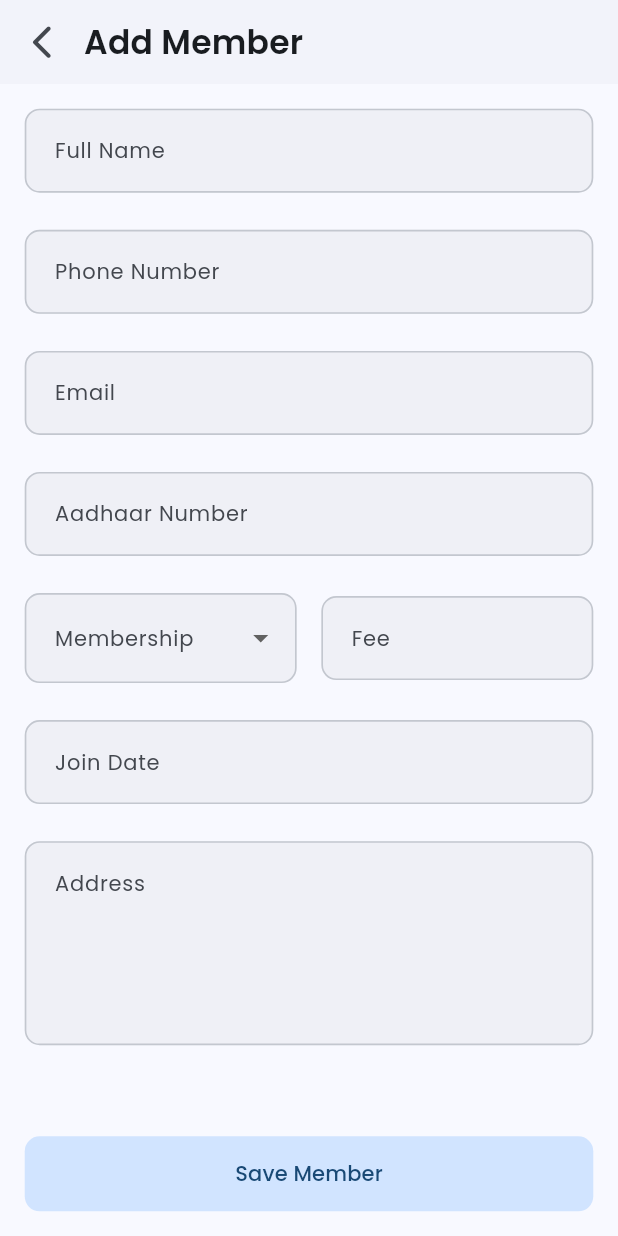
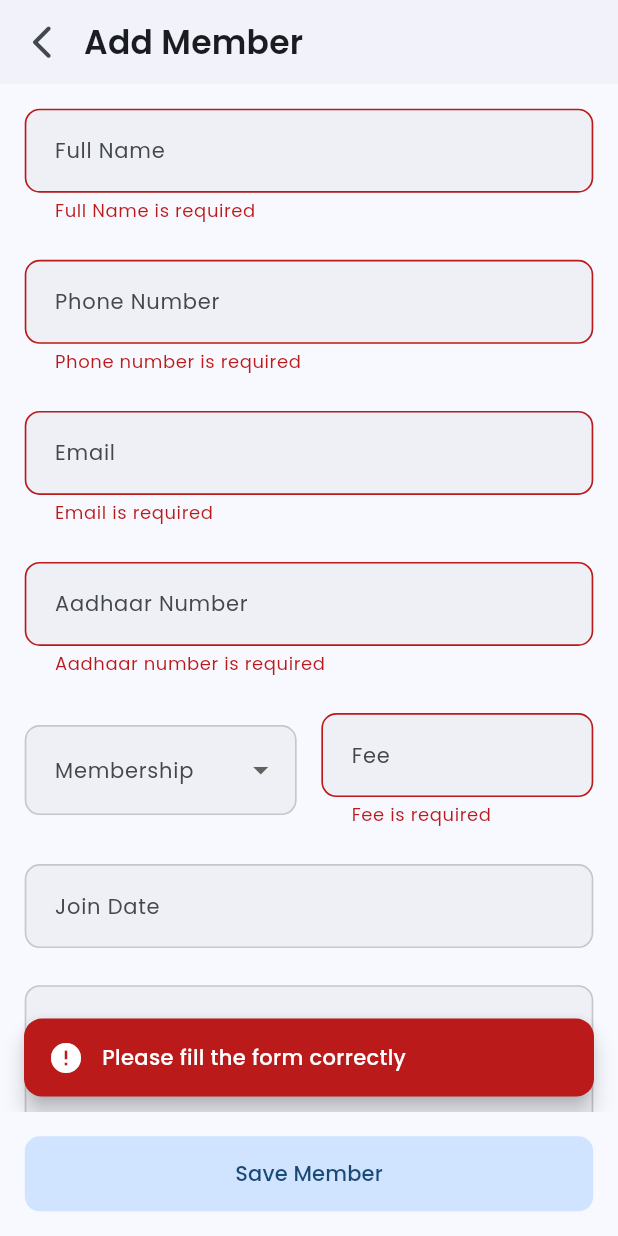
Before and after one commit to manojhp24/Friends-Fittness-Management-System, a Flutter app: the AddMemberScreen screen opened directly, after a tap on "Save Member", on a phone screen of 412 x 824 dp. Run offline on Flutter 3.47's test engine with Material 3 defaults, Android fonts, the phone set to English and light mode, and no system bars; our stand-ins replace cloud_firestore, connectivity_plus, equatable, firebase_auth, firebase_core, flutter_riverpod and 5 more; accounts and stored records are empty.

Commit message:
feat(members) adding members to the firestore done

```diff
--- a/lib/core/di/service_locator.dart
+++ b/lib/core/di/service_locator.dart
@@ -1,10 +1,12 @@
 import 'package:get_it/get_it.dart';
 import 'package:gym_management_system/core/di/auth_dependencies.dart';
+import 'package:gym_management_system/core/di/member_dependencies.dart';
 import 'package:gym_management_system/core/di/network_dependencies.dart';
 
 final sl = GetIt.instance;
 
 Future<void> initServiceLocator() async{
   registerAuthDependencies();
+  registerMemberDependencies();
   registerNetworkDependencies();
 }
--- /dev/null
+++ b/lib/core/validators/member_validators.dart
@@ -0,0 +1,49 @@
+class MemberValidators {
+  MemberValidators._();
+  static String? requiredField(String? value, {String fieldName = "Field"}) {
+    if (value == null || value.trim().isEmpty) {
+      return "$fieldName is required";
+    }
+    return null;
+  }
+
+  static String? phone(String? value) {
+    if (value == null || value.trim().isEmpty) {
+      return "Phone number is required";
+    }
+    if (!RegExp(r'^[6-9]\d{9}$').hasMatch(value)) {
+      return "Enter a valid phone number";
+    }
+    return null;
+  }
+
+  static String? email(String? value) {
+    if (value == null || value.trim().isEmpty) {
+      return "Email is required";
+    }
+    if (!RegExp(r'^[\w-\.]+@([\w-]+\.)+[\w]{2,4}$').hasMatch(value)) {
+      return "Enter a valid email address";
+    }
+    return null;
+  }
+
+  static String? aadhaar(String? value) {
+    if (value == null || value.trim().isEmpty) {
+      return "Aadhaar number is required";
+    }
+    if (!RegExp(r'^\d{12}$').hasMatch(value)) {
+      return "Enter a valid 12-digit Aadhaar number";
+    }
+    return null;
+  }
+
+  static String? fee(String? value) {
+    if (value == null || value.trim().isEmpty) {
+      return "Fee is required";
+    }
+    if (double.tryParse(value) == null) {
+      return "Fee must be a number";
+    }
+    return null;
+  }
+}
--- /dev/null
+++ b/lib/features/members/data/data_source/members_remote_data_source.dart
@@ -0,0 +1,3 @@
+abstract class MembersRemoteDataSource {
+  Future<String> addMember(Map<String, dynamic> data);
+}
--- /dev/null
+++ b/lib/features/members/data/models/member_model.dart
@@ -0,0 +1,59 @@
+import 'package:cloud_firestore/cloud_firestore.dart';
+import 'package:gym_management_system/features/members/domain/entities/member_entity.dart';
+
+class MemberModel extends MemberEntity {
+  const MemberModel({
+    required super.id,
+    required super.fullName,
+    required super.mobileNumber,
+    required super.aadhaarNumber,
+    required super.membership,
+    required super.fee,
+    required super.joinDate,
+    required super.address,
+  });
+
+  factory MemberModel.formFirestore(
+    DocumentSnapshot<Map<String, dynamic>> doc,
+  ) {
+    final data = doc.data() ?? {};
+    return MemberModel(
+      id: doc.id,
+      fullName: data['fullName'] ?? '',
+      mobileNumber: data["mobileNumber"] ?? '',
+      aadhaarNumber: data['aadhaarNumber'] ?? '',
+      membership: data['membership'] ?? '',
+      fee: data['fee'] ?? '',
+      joinDate: data['joinDate'] != null
+          ? (data['joinDate'] as Timestamp).toDate()
+          : DateTime.now(),
+      address: data['address'] ?? '',
+    );
+  }
+
+  /// Convert Entity → Model
+  factory MemberModel.fromEntity(MemberEntity entity) {
+    return MemberModel(
+      id: entity.id,
+      fullName: entity.fullName,
+      mobileNumber: entity.mobileNumber,
+      aadhaarNumber: entity.aadhaarNumber,
+      membership: entity.membership,
+      fee: entity.fee,
+      joinDate: entity.joinDate,
+      address: entity.address,
+    );
+  }
+
+  Map<String, dynamic> toMap() {
+    return {
+      'fullName': fullName,
+      'mobileNumber': mobileNumber,
+      'aadhaarNumber': aadhaarNumber,
+      'membership': membership,
+      'fee': fee,
+      'joinDate': joinDate,
+      'address': address,
+    };
+  }
+}
--- /dev/null
+++ b/lib/features/members/domain/entities/member_entity.dart
@@ -0,0 +1,35 @@
+import 'package:equatable/equatable.dart';
+
+class MemberEntity extends Equatable {
+  final String id;
+  final String fullName;
+  final String mobileNumber;
+  final String aadhaarNumber;
+  final String membership;
+  final String fee;
+  final DateTime joinDate;
+  final String address;
+
+  const MemberEntity({
+    required this.id,
+    required this.fullName,
+    required this.mobileNumber,
+    required this.aadhaarNumber,
+    required this.membership,
+    required this.fee,
+    required this.joinDate,
+    required this.address,
+  });
+
+  @override
+  List<Object?> get props => [
+    id,
+    fullName,
+    mobileNumber,
+    aadhaarNumber,
+    membership,
+    fee,
+    joinDate,
+    address,
+  ];
+}
--- /dev/null
+++ b/lib/features/members/domain/repository/member_repository.dart
@@ -0,0 +1,6 @@
+import 'package:gym_management_system/core/utils/data_state.dart';
+import 'package:gym_management_system/features/members/domain/entities/member_entity.dart';
+
+abstract class MemberRepository {
+  Future<DataState<String>> addMember(MemberEntity member);
+}
--- a/lib/features/members/presentation/pages/add_member_screen.dart
+++ b/lib/features/members/presentation/pages/add_member_screen.dart
@@ -1,25 +1,74 @@
 import 'package:flutter/material.dart';
+import 'package:flutter_riverpod/flutter_riverpod.dart';
+import 'package:gym_management_system/core/widgets/app_snackbar.dart';
 import 'package:gym_management_system/core/widgets/custom_app_bar.dart';
+import 'package:gym_management_system/core/widgets/loading_overlay.dart';
+import 'package:gym_management_system/features/members/domain/entities/member_entity.dart';
+import 'package:gym_management_system/features/members/presentation/provider/add_member/add_member_provider.dart';
 
 import '../../../../core/config/app_sizes.dart';
 import '../widgets/forms/add_member_form.dart';
 
-class AddMemberScreen extends StatelessWidget {
-  const AddMemberScreen({super.key});
+class AddMemberScreen extends ConsumerWidget {
+  AddMemberScreen({super.key});
+
+  final formKey = GlobalKey<AddMemberFormState>();
 
   @override
-  Widget build(BuildContext context) {
+  Widget build(BuildContext context, WidgetRef ref) {
+    ref.listen(addMemberNotifierProvider, (prev, next) {
+      if (next.successId != null) {
+        AppSnackBar.success(context, "Member added successfully");
+        Future.microtask(() {
+         if(context.mounted){
+           Navigator.pop(context);
+         }
+        });
+      }
+
+      if (next.error != null) {
+        AppSnackBar.error(context, next.error!);
+      }
+    });
+
+    final state = ref.watch(addMemberNotifierProvider);
+
     return Scaffold(
       appBar: const CustomAppBar(title: "Add Member",titleSpacing: 0,),
+      body: Stack(
+        children: [
+          SingleChildScrollView(
+            padding: EdgeInsets.all(AppSizes.screenPadding(context)),
+            child: AddMemberForm(key: formKey),
+          ),
 
-      body: SingleChildScrollView(
-        padding: EdgeInsets.all(AppSizes.screenPadding(context)),
-        child: AddMemberForm(),
+          if (state.isLoading)
+            const LoadingOverlay(subtitle: "Adding member..."),
+        ],
       ),
       bottomNavigationBar: SafeArea(
         minimum: EdgeInsets.all(AppSizes.spaceM(context)),
         child: ElevatedButton(
-          onPressed: () {},
+          onPressed: () {
+            final form = formKey.currentState!;
+
+            if (!form.validate()) {
+              AppSnackBar.error(context, "Please fill the form correctly");
+              return;
+            }
+            final member = MemberEntity(
+                id: "",
+                fullName: form.fullNameController.text,
+                mobileNumber: form.phoneNumberController.text,
+                aadhaarNumber: form.aadhaarNumberController.text,
+                membership: form.membership!,
+                fee: form.feesController.text,
+                joinDate: form.joinDate!,
+                address: form.addressController.text
+            );
+
+            ref.read(addMemberNotifierProvider.notifier).addMember(member);
+          },
           child: const Text("Save Member"),
         ),
       ),
--- a/lib/features/members/presentation/pages/members_screen.dart
+++ b/lib/features/members/presentation/pages/members_screen.dart
@@ -66,7 +66,7 @@ class MembersScreen extends StatelessWidget {
         onPressed: () {
           Navigator.push(
             context,
-            MaterialPageRoute(builder: (context) => const AddMemberScreen()),
+            MaterialPageRoute(builder: (context) => AddMemberScreen()),
           );
         },
         child: Icon(Icons.add,color: scheme.onPrimaryContainer,),
--- /dev/null
+++ b/lib/features/members/presentation/provider/add_member/add_member_provider.dart
@@ -0,0 +1,9 @@
+import 'package:flutter_riverpod/legacy.dart';
+import 'package:gym_management_system/core/di/service_locator.dart';
+import 'package:gym_management_system/features/members/presentation/provider/add_member/add_member_notifier.dart';
+import 'package:gym_management_system/features/members/presentation/provider/add_member/add_member_state.dart';
+
+final addMemberNotifierProvider =
+    StateNotifierProvider<AddMemberNotifier, AddMemberState>(
+      (ref) => sl<AddMemberNotifier>(),
+    );
--- a/lib/features/members/presentation/widgets/forms/add_member_form.dart
+++ b/lib/features/members/presentation/widgets/forms/add_member_form.dart
@@ -1,24 +1,69 @@
 import 'package:flutter/material.dart';
+import 'package:gym_management_system/core/validators/member_validators.dart';
 
 import '../../../../../core/config/app_sizes.dart';
 import '../shared/custom_input_field.dart';
 
-class AddMemberForm extends StatelessWidget {
+class AddMemberForm extends StatefulWidget {
   const AddMemberForm({super.key});
 
+  @override
+  State<AddMemberForm> createState() => AddMemberFormState();
+}
+
+class AddMemberFormState extends State<AddMemberForm> {
+  final fullNameController = TextEditingController();
+  final phoneNumberController = TextEditingController();
+  final emailController = TextEditingController();
+  final aadhaarNumberController = TextEditingController();
+  final feesController = TextEditingController();
+  final addressController = TextEditingController();
+  final joinDateController = TextEditingController();
+
+  final GlobalKey<FormState> _formKey = GlobalKey<FormState>();
+
+
+  String? membership;
+  DateTime? joinDate;
+
+  bool validate() => _formKey.currentState?.validate() ?? false;
+
+  void resetForm() {
+    fullNameController.clear();
+    phoneNumberController.clear();
+    emailController.clear();
+    aadhaarNumberController.clear();
+    feesController.clear();
+    addressController.clear();
+
+    joinDateController.clear();
+    joinDate = null;
+
+    membership = null;
+
+    setState(() {});
+  }
 
   @override
   Widget build(BuildContext context) {
 
     return Form(
+      key: _formKey,
       child: Column(
         crossAxisAlignment: CrossAxisAlignment.start,
         children: [
-          CustomInputField(label: "Full Name"),
+          CustomInputField(
+            label: "Full Name",
+            controller: fullNameController,
+            validator: (value) =>
+                MemberValidators.requiredField(value, fieldName: "Full Name"),
+          ),
 
           SizedBox(height: AppSizes.spaceL(context)),
 
           CustomInputField(
+            validator: (value) => MemberValidators.phone(value),
+            controller: phoneNumberController,
             label: "Phone Number",
             keyboardType: TextInputType.phone,
             maxLines: 1,
@@ -28,6 +73,8 @@ class AddMemberForm extends StatelessWidget {
           SizedBox(height: AppSizes.spaceL(context)),
 
           CustomInputField(
+            validator: (value) => MemberValidators.email(value),
+            controller: emailController,
             label: "Email",
             keyboardType: TextInputType.emailAddress,
           ),
@@ -35,6 +82,8 @@ class AddMemberForm extends StatelessWidget {
           SizedBox(height: AppSizes.spaceL(context)),
 
           CustomInputField(
+            validator: (value) => MemberValidators.aadhaar(value),
+            controller: aadhaarNumberController,
             label: "Aadhaar Number",
             keyboardType: TextInputType.number,
           ),
@@ -49,32 +98,48 @@ class AddMemberForm extends StatelessWidget {
                   items: ["Basic", "Standard", "Premium"].map((p) {
                     return DropdownMenuItem(value: p, child: Text(p));
                   }).toList(),
-                  onChanged: (value) {},
+                  onChanged: (value) {
+                    membership = value;
+                  },
                 ),
               ),
               SizedBox(width: AppSizes.spaceM(context)),
-              Expanded(child: CustomInputField(label: "Fee", readOnly: true)),
+              Expanded(
+                child: CustomInputField(
+                  controller: feesController,
+                  validator: (value) => MemberValidators.fee(value),
+                  label: "Fee",
+                  keyboardType: TextInputType.numberWithOptions(),
+                ),
+              ),
             ],
           ),
 
           SizedBox(height: AppSizes.spaceL(context)),
 
           CustomInputField(
+            controller: joinDateController,
             label: "Join Date",
             readOnly: true,
             onTap: () async {
-              await showDatePicker(
+              final pickedDate = await showDatePicker(
                 context: context,
                 firstDate: DateTime(2000),
                 lastDate: DateTime(2100),
                 initialDate: DateTime.now(),
               );
+              if (pickedDate != null) {
+                joinDate = pickedDate;
+                joinDateController.text =
+                    "${pickedDate.day}/${pickedDate.month}/${pickedDate.year}";
+              }
             },
           ),
 
           SizedBox(height: AppSizes.spaceL(context)),
 
           CustomInputField(
+            controller: addressController,
             label: "Address",
             maxLines: 5,
             alignLabelWithHint: true,
```
Also changed, not shown: lib/core/di/member_dependencies.dart (added, +22 -0 lines), lib/core/exception/firestore_exception_mapper.dart (added, +45 -0 lines), lib/core/widgets/loading_overlay.dart (added, +46 -0 lines), lib/features/members/data/data_source/firebase_members_remote_data_source_impl.dart (added, +14 -0 lines), lib/features/members/data/repository/member_repository_impl.dart (added, +27 -0 lines), lib/features/members/domain/usecases/add_member_use_case.dart (added, +15 -0 lines), lib/features/members/presentation/provider/add_member/add_member_notifier.dart (added, +23 -0 lines), lib/features/members/presentation/provider/add_member/add_member_state.dart (added, +19 -0 lines), lib/features/members/presentation/widgets/forms/member_form_data.dart (added), 2 other files.
